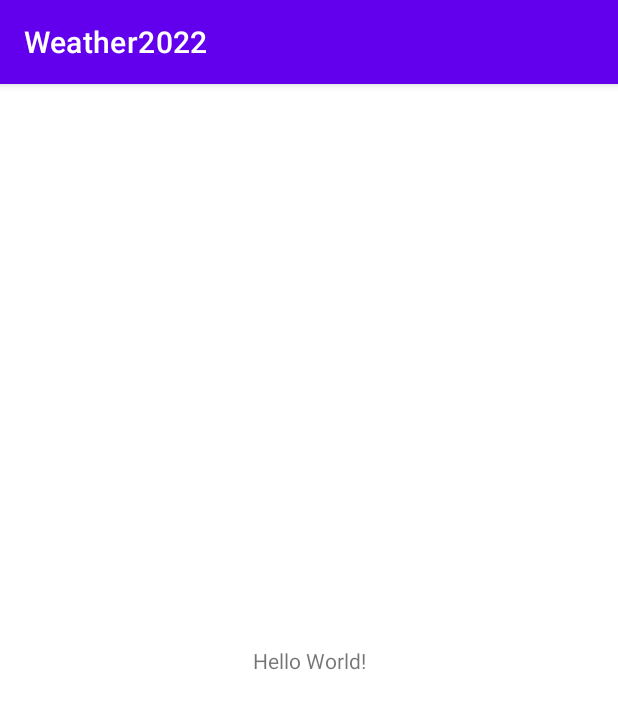
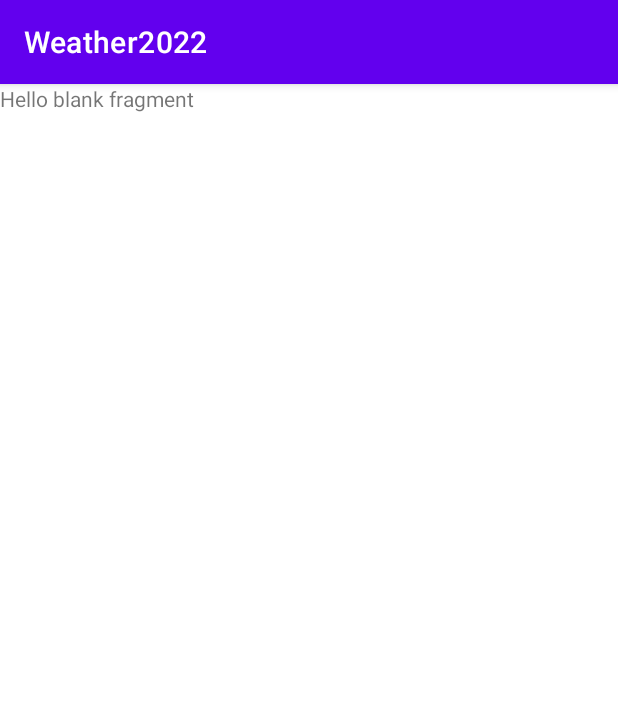
Before and after one commit to LOFLOV/Weather2022, an Android app: the screen it shows after launch (MainActivity), on a phone screen of 412 x 824 dp. Shown: the top 709 px of the screen. Run offline under Robolectric (Android 15) with nearby library versions, the phone set to English and light mode, and no system bars.

Commit message:
Added MainFragment inflating

```diff
--- a/app/build.gradle
+++ b/app/build.gradle
@@ -14,6 +14,10 @@ android {
         versionName "1.0"
 
         testInstrumentationRunner "androidx.test.runner.AndroidJUnitRunner"
+    }
+
+    buildFeatures {
+        viewBinding true
     }
 
     buildTypes {
@@ -37,6 +41,7 @@ dependencies {
     implementation 'androidx.appcompat:appcompat:1.4.2'
     implementation 'com.google.android.material:material:1.6.1'
     implementation 'androidx.constraintlayout:constraintlayout:2.1.4'
+    implementation 'androidx.legacy:legacy-support-v4:1.0.0'
     testImplementation 'junit:junit:4.+'
     androidTestImplementation 'androidx.test.ext:junit:1.1.3'
     androidTestImplementation 'androidx.test.espresso:espresso-core:3.4.0'
--- /dev/null
+++ b/app/src/main/java/com/android/weather2022/MainFragment.kt
@@ -0,0 +1,17 @@
+package com.android.weather2022
+
+import android.os.Bundle
+import androidx.fragment.app.Fragment
+import android.view.LayoutInflater
+import android.view.View
+import android.view.ViewGroup
+
+class MainFragment : Fragment() {
+
+    override fun onCreateView(
+        inflater: LayoutInflater, container: ViewGroup?,
+        savedInstanceState: Bundle?
+    ): View? {
+        return inflater.inflate(R.layout.fragment_main, container, false)
+    }
+}
--- a/app/src/main/res/layout/activity_main.xml
+++ b/app/src/main/res/layout/activity_main.xml
@@ -1,18 +1,15 @@
 <?xml version="1.0" encoding="utf-8"?>
-<androidx.constraintlayout.widget.ConstraintLayout xmlns:android="http://schemas.android.com/apk/res/android"
-    xmlns:app="http://schemas.android.com/apk/res-auto"
+<androidx.constraintlayout.widget.ConstraintLayout
+    xmlns:android="http://schemas.android.com/apk/res/android"
     xmlns:tools="http://schemas.android.com/tools"
     android:layout_width="match_parent"
     android:layout_height="match_parent"
     tools:context=".MainActivity">
 
-    <TextView
-        android:layout_width="wrap_content"
-        android:layout_height="wrap_content"
-        android:text="Hello World!"
-        app:layout_constraintBottom_toBottomOf="parent"
-        app:layout_constraintLeft_toLeftOf="parent"
-        app:layout_constraintRight_toRightOf="parent"
-        app:layout_constraintTop_toTopOf="parent" />
+    <androidx.fragment.app.FragmentContainerView
+        android:id="@+id/container"
+        android:name="com.android.weather2022.MainFragment"
+        android:layout_width="match_parent"
+        android:layout_height="match_parent"/>
 
 </androidx.constraintlayout.widget.ConstraintLayout>
--- /dev/null
+++ b/app/src/main/res/layout/fragment_main.xml
@@ -0,0 +1,13 @@
+<?xml version="1.0" encoding="utf-8"?>
+<FrameLayout xmlns:android="http://schemas.android.com/apk/res/android"
+    xmlns:tools="http://schemas.android.com/tools"
+    android:layout_width="match_parent"
+    android:layout_height="match_parent"
+    tools:context=".MainFragment">
+
+    <TextView
+        android:layout_width="match_parent"
+        android:layout_height="match_parent"
+        android:text="@string/hello_blank_fragment" />
+
+</FrameLayout>
--- a/app/src/main/res/values/strings.xml
+++ b/app/src/main/res/values/strings.xml
@@ -1,3 +1,5 @@
 <resources>
     <string name="app_name">Weather2022</string>
+    <!-- TODO: Remove or change this placeholder text -->
+    <string name="hello_blank_fragment">Hello blank fragment</string>
 </resources>
```
